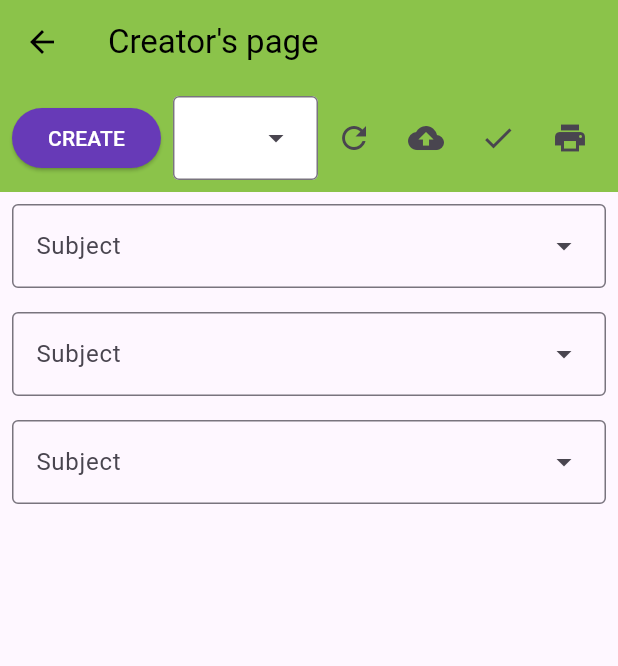
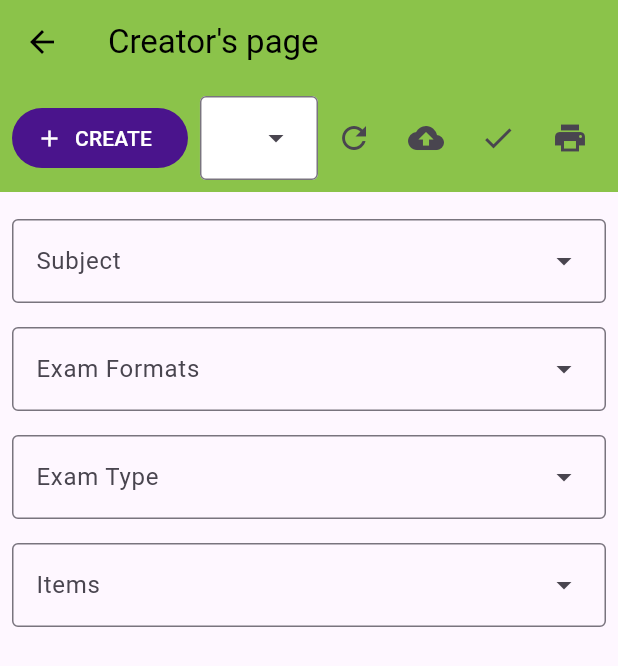
Before and after one commit to L2530L/Exam_Maker, a Flutter app: the SecondMobile screen opened directly, after a tap on "CREATE", on a phone screen of 412 x 824 dp. Shown: the top 666 px of the screen. Run offline on Flutter 3.47's test engine with Material 3 defaults, Android fonts, the light colour scheme and no system bars; our stand-ins replace cloud_firestore, file_picker, firebase_core, flutter_dotenv, google_generative_ai; missing offline and left inert: docx_to_text, syncfusion_flutter_pdf; accounts and stored records are empty.

Commit message:
fix second page mobile

```diff
--- a/lib/page/second_page/secondMobile.dart
+++ b/lib/page/second_page/secondMobile.dart
@@ -2,6 +2,9 @@ import 'package:exam_ai/components/details.dart';
 import 'package:exam_ai/constants/const.dart';
 import 'package:file_picker/file_picker.dart';
 import 'package:flutter/material.dart';
+import 'package:exam_ai/page/third_page/thirdDesktop.dart';
+import 'package:exam_ai/api/exam_service.dart';
+import 'package:exam_ai/page/second_page/secondDesktop.dart';
 
 class SecondMobile extends StatefulWidget {
   const SecondMobile({super.key});
@@ -11,7 +14,15 @@ class SecondMobile extends StatefulWidget {
 }
 
 class _SecondMobileState extends State<SecondMobile> {
+  final ExamService _examService = ExamService();
+  TextEditingController items = TextEditingController();
+  TextEditingController examFormatController = TextEditingController();
+  TextEditingController subjectController = TextEditingController();
   PlatformFile? file;
+  int selectedSubject = 0;
+  int selectedExamFormat = 0;
+  int selectedExamType = 0;
+  int selectedItemCount = 0;
 
   @override
   Widget build(BuildContext context) {
@@ -36,39 +47,71 @@ class _SecondMobileState extends State<SecondMobile> {
           margin: EdgeInsets.all(8),
           child: Column(
             children: [
+              const SizedBox(width: 10),
+              if (file != null) showSelectedFile(),
+              const SizedBox(height: 10,),
               Details(
                 label: 'Subject',
                 entries: subjects,
-                controller: TextEditingController(),
+                selectedValue: selectedSubject,
+                controller: subjectController,
                 width: width - 16,
                 onSelected: (value) {
-                  setState(() {});
+                  setState(() {
+                    selectedSubject = value ?? 0;
+                  });
                 },
               ),
               SizedBox(
                 height: 16,
               ),
               Details(
-                label: 'Subject',
-                entries: subjects,
-                controller: TextEditingController(),
+                label: 'Exam Formats',
+                entries: examFormats,
+                selectedValue: selectedExamFormat,
+                controller: examFormatController,
                 width: width - 16,
                 onSelected: (value) {
-                  setState(() {});
+                  setState(() {
+                    selectedExamFormat = value ?? 0;
+                  });
                 },
               ),
+
               SizedBox(
                 height: 16,
               ),
-              Details(
-                label: 'Subject',
-                entries: subjects,
-                controller: TextEditingController(),
+
+              DropdownMenu(
+                label: const Text('Exam Type'),
+                dropdownMenuEntries: examType,
+                controller: items,
+                menuHeight: 234,
                 width: width - 16,
                 onSelected: (value) {
-                  setState(() {});
+                  setState(() {
+                    selectedExamType = value ?? 0;
+                    selectedItemCount = 0;
+                  });
                 },
               ),
+
+              SizedBox(
+                height: 16,
+              ),
+
+             DropdownMenu(
+            label: const Text('Items'),
+            dropdownMenuEntries: numba[selectedExamType],
+            menuHeight: 234,
+            width: width - 16,
+            onSelected: (int? value) {
+              if (value != null)
+                setState(() {
+                  selectedItemCount = value;
+                });
+            },
+          ),
               SizedBox(
                 height: 16,
               ),
@@ -85,14 +128,38 @@ class _SecondMobileState extends State<SecondMobile> {
       padding: EdgeInsets.all(8),
       child: Row(
         children: [
-          ElevatedButton(
-            child: Text('CREATE'),
-            style: ElevatedButton.styleFrom(
-              foregroundColor: Colors.white,
-              backgroundColor: Colors.deepPurple,
-            ),
-            onPressed: () {},
-          ),
+          // ElevatedButton(
+          //   child: Text('CREATE'),
+          //   style: ElevatedButton.styleFrom(
+          //     foregroundColor: Colors.white,
+          //     backgroundColor: Colors.deepPurple,
+          //   ),
+          //   onPressed: () {},
+          // ),
+
+          FilledButton.icon(
+          onPressed: () async {
+            final result = await _examService.generateMockQuestions(
+                file!,
+                selectedSubject,
+                selectedExamFormat,
+                selectedExamType,
+                selectedItemCount);
+            if (context.mounted) {
+              Navigator.push(
+                context,
+                MaterialPageRoute(
+                  builder: (context) =>
+                      ThirdDesktop(result: result, fileName: file!.name),
+                ),
+              );
+            }
+          },
+          label: const Text('CREATE'),
+          icon: const Icon(Icons.add),
+          style: ButtonStyle(
+              backgroundColor: WidgetStatePropertyAll(Colors.purple[900])),
+        ),
           SizedBox(width: 8),
           Expanded(
             child: Container(
@@ -115,6 +182,23 @@ class _SecondMobileState extends State<SecondMobile> {
     );
   }
 
+  Row showSelectedFile() {
+    return Row(
+      children: [
+        const Text('Selected File: '),
+        InputChip(
+          label: Text(file!.name),
+          onDeleted: () {
+            setState(() {
+              file = null;
+            });
+          },
+        ),
+      ],
+    );
+  }
+
+
   Future<void> pickFile() async {
     final result = await FilePicker.platform.pickFiles(
       type: FileType.custom,
```
